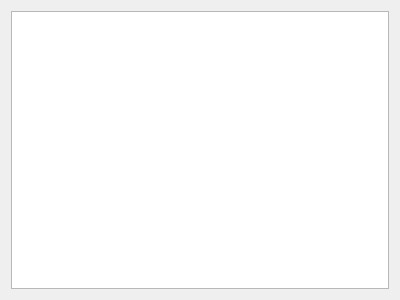
Before: the Qt Designer form src/mainsystemsetingssnap.ui in ch593030323/video-watcher, drawn with Qt 5.
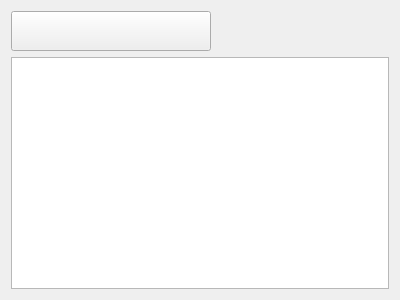
After: the same form once the commit is applied. Custom widgets are drawn as their Qt base class.

What changed in the file:
```diff
--- a/src/mainsystemsetingssnap.ui
+++ b/src/mainsystemsetingssnap.ui
@@ -14,6 +14,33 @@
    <string>Form</string>
   </property>
   <layout class="QVBoxLayout" name="verticalLayout">
+   <item>
+    <layout class="QHBoxLayout" name="horizontalLayout">
+     <item>
+      <widget class="lds_rolePushButton" name="pushButton">
+       <property name="minimumSize">
+        <size>
+         <width>200</width>
+         <height>40</height>
+        </size>
+       </property>
+      </widget>
+     </item>
+     <item>
+      <spacer name="horizontalSpacer">
+       <property name="orientation">
+        <enum>Qt::Horizontal</enum>
+       </property>
+       <property name="sizeHint" stdset="0">
+        <size>
+         <width>40</width>
+         <height>20</height>
+        </size>
+       </property>
+      </spacer>
+     </item>
+    </layout>
+   </item>
    <item>
     <widget class="MainSystemSetingsSnapListView" name="listView"/>
    </item>
@@ -25,6 +52,11 @@
    <extends>QListView</extends>
    <header>mainsystemsetingssnaplistview.h</header>
   </customwidget>
+  <customwidget>
+   <class>lds_rolePushButton</class>
+   <extends>QPushButton</extends>
+   <header>lds_rolepushbutton.h</header>
+  </customwidget>
  </customwidgets>
  <resources/>
  <connections/>
```
